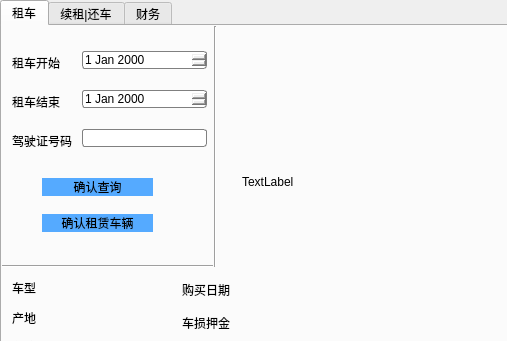
Before: the Qt Designer form manager.ui in TommyLee96/car-rent, drawn with Qt 5; both pictures show x 0 to 507 and y 0 to 341 of the 857 by 467 pixel window.
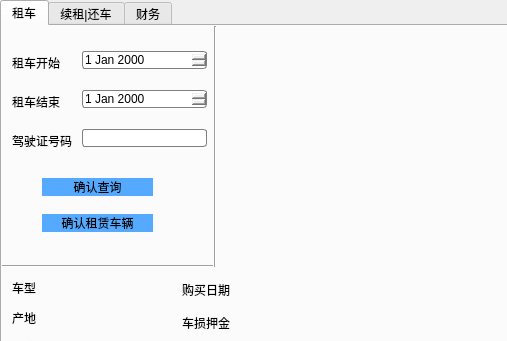
After: the same form once the commit is applied. Icons and pictures are not drawn.

Diff of the .ui file:
```diff
--- a/manager.ui
+++ b/manager.ui
@@ -56,7 +56,7 @@
       <string notr="true">image: url(:/3.jpg);</string>
      </property>
      <property name="text">
-      <string>TextLabel</string>
+      <string/>
      </property>
     </widget>
     <widget class="QWidget" name="verticalLayoutWidget">
```
